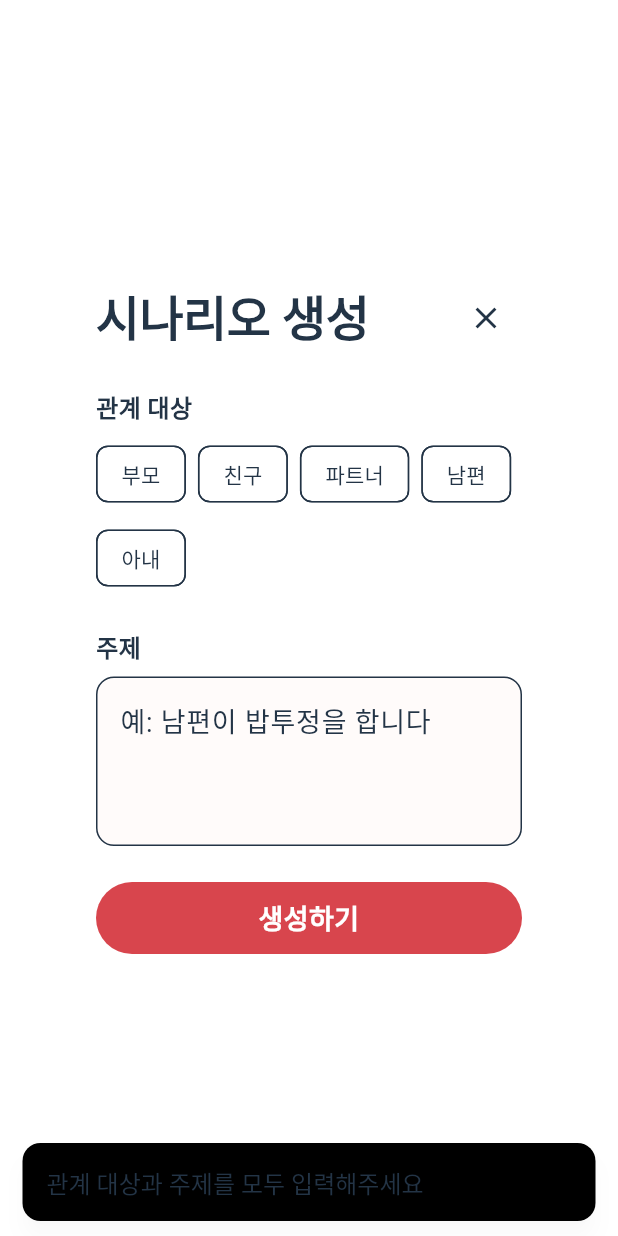
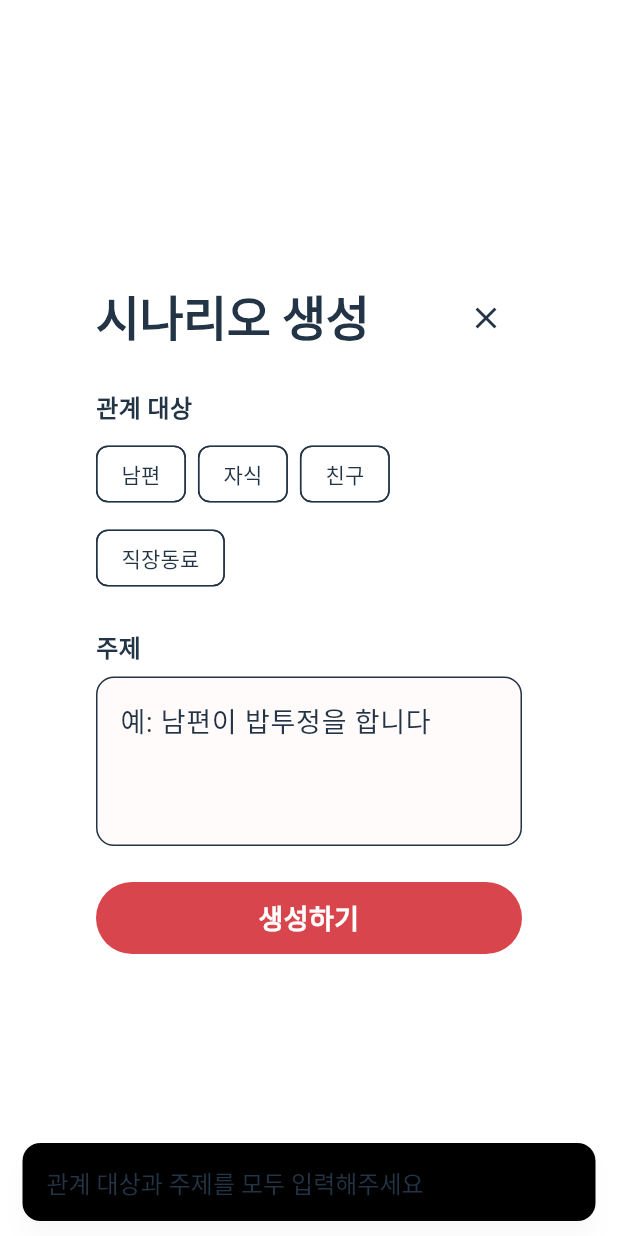
Before and after one commit to Ottokestra/maeumbom, a Flutter app: the ScenarioGenerationDialog widget shown alone on an empty page, opened directly, after a tap on "생성하기", on a phone screen of 412 x 824 dp. Run offline on Flutter 3.47's test engine with Material 3 defaults, Android fonts, the phone set to English and light mode, and no system bars; our stand-ins replace audioplayers, dio, drift, flutter_local_notifications, flutter_riverpod, flutter_secure_storage and 9 more; missing offline and left inert: flutter_web_auth_2, kakao_flutter_sdk_common, kakao_flutter_sdk_user, record; accounts and stored records are empty; generated files the repository leaves out were written again; network calls fail; Roboto replaces fonts that are missing (Pretendard); project files that could hold a hidden picture were left out.

Commit message:
feat:add button relation_training

```diff
--- a/frontend/lib/app/training/scenario_generation_dialog.dart
+++ b/frontend/lib/app/training/scenario_generation_dialog.dart
@@ -14,11 +14,10 @@ class _ScenarioGenerationDialogState extends State<ScenarioGenerationDialog> {
   bool _isGenerating = false;
 
   final Map<String, String> _targetOptions = {
-    'PARENT': '부모',
+    'HUSBAND': '남편',
+    'CHILD': '자식',
     'FRIEND': '친구',
-    'PARTNER': '파트너',
-    'HUSBAND': '남편',
-    'WIFE': '아내',
+    'COLLEAGUE': '직장동료',
   };
 
   @override
@@ -28,6 +27,11 @@ class _ScenarioGenerationDialogState extends State<ScenarioGenerationDialog> {
   }
 
   void _generateScenario() {
+    // 이미 처리 중이면 무시
+    if (_isGenerating) {
+      return;
+    }
+
     if (_selectedTarget == null || _topicController.text.trim().isEmpty) {
       ScaffoldMessenger.of(context).showSnackBar(
         const SnackBar(content: Text('관계 대상과 주제를 모두 입력해주세요')),
@@ -35,9 +39,25 @@ class _ScenarioGenerationDialogState extends State<ScenarioGenerationDialog> {
       return;
     }
 
-    Navigator.of(context).pop({
-      'target': _selectedTarget,
-      'topic': _topicController.text.trim(),
+    // mounted 체크 및 상태 설정
+    if (!mounted) return;
+
+    // 즉시 상태를 변경하여 중복 호출 방지
+    setState(() {
+      _isGenerating = true;
+    });
+
+    // 다음 프레임에서 pop 실행 (setState 완료 후)
+    WidgetsBinding.instance.addPostFrameCallback((_) {
+      if (!mounted) return;
+
+      final target = _selectedTarget!;
+      final topic = _topicController.text.trim();
+
+      Navigator.of(context).pop(<String, String>{
+        'target': target,
+        'topic': topic,
+      });
     });
   }
 
@@ -49,10 +69,11 @@ class _ScenarioGenerationDialogState extends State<ScenarioGenerationDialog> {
       ),
       child: Padding(
         padding: const EdgeInsets.all(24),
-        child: Column(
-          mainAxisSize: MainAxisSize.min,
-          crossAxisAlignment: CrossAxisAlignment.stretch,
-          children: [
+        child: SingleChildScrollView(
+          child: Column(
+            mainAxisSize: MainAxisSize.min,
+            crossAxisAlignment: CrossAxisAlignment.stretch,
+            children: [
             Row(
               mainAxisAlignment: MainAxisAlignment.spaceBetween,
               children: [
@@ -130,7 +151,8 @@ class _ScenarioGenerationDialogState extends State<ScenarioGenerationDialog> {
                 onTap: _generateScenario,
                 variant: ButtonVariant.primaryRed,
               ),
-          ],
+            ],
+          ),
         ),
       ),
     );
--- a/frontend/lib/core/config/api_config.dart
+++ b/frontend/lib/core/config/api_config.dart
@@ -98,5 +98,5 @@ class ApiConfig {
 
   // Timeout Configuration
   static const Duration connectTimeout = Duration(seconds: 30);
-  static const Duration receiveTimeout = Duration(seconds: 30);
+  static const Duration receiveTimeout = Duration(seconds: 120); // 시나리오 생성은 20-30초 이상 소요될 수 있음
 }
```
Also changed, not shown: frontend/lib/app/training/relation_training_list_screen.dart (+42 -1 lines), 5 other files.
